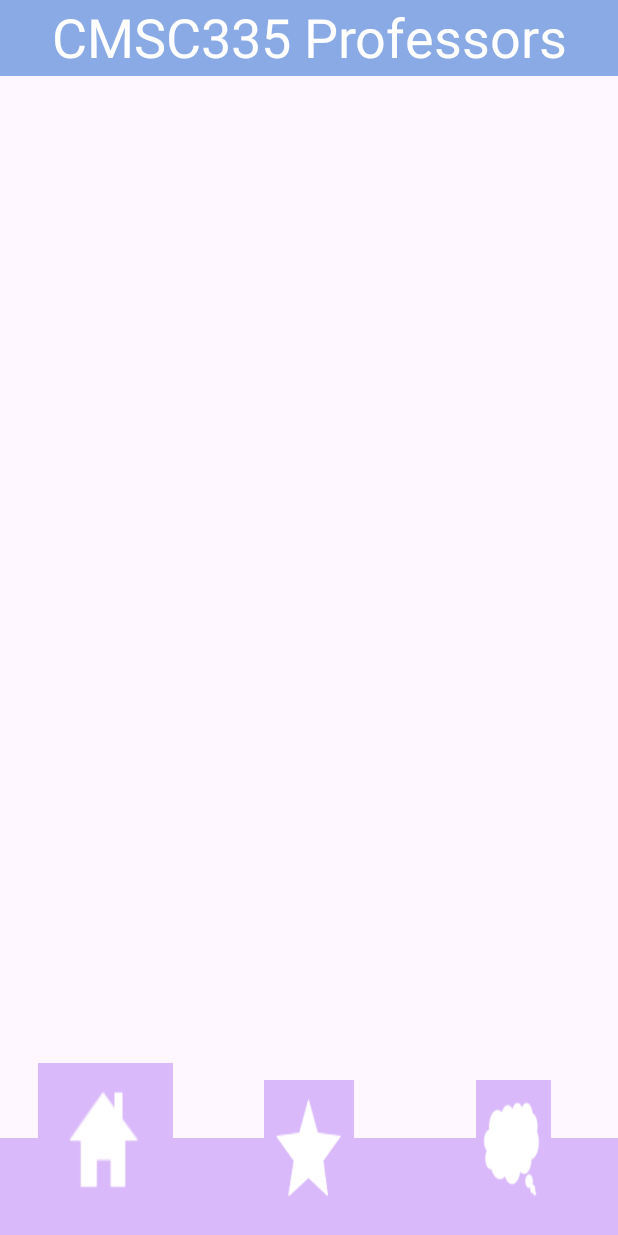
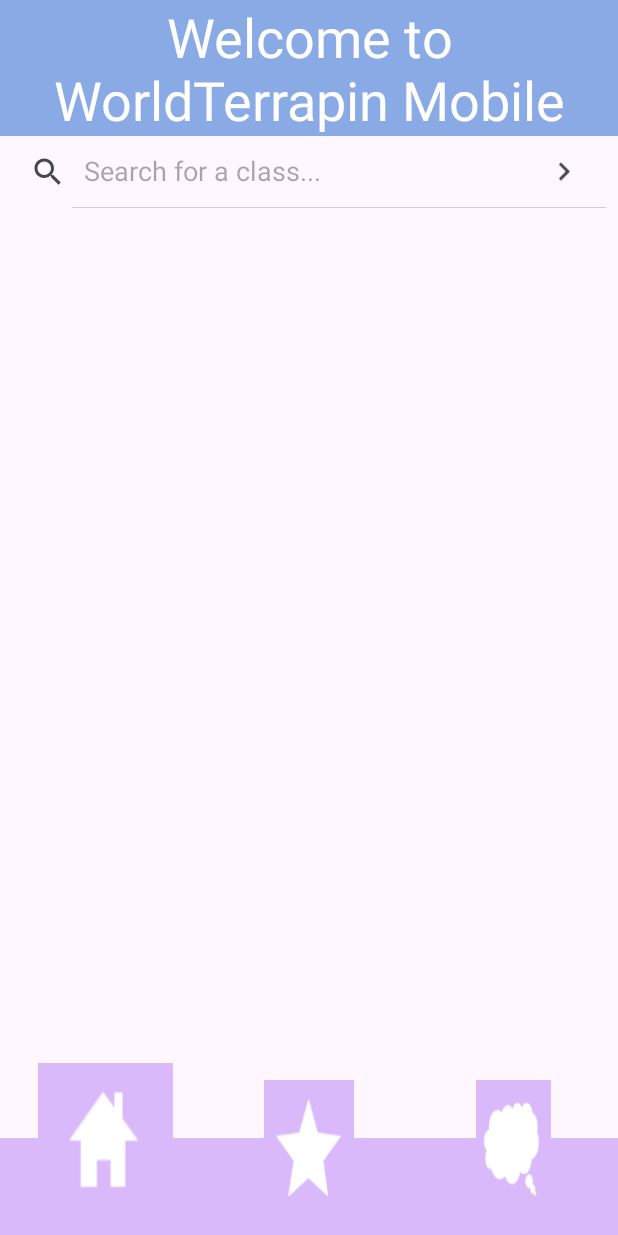
Before and after one commit to evanshaped/FavoriteProfessorApp, an Android app: the screen it shows after launch (SearchActivity before the commit, MainActivity after it), on a phone screen of 412 x 824 dp. Run offline under Robolectric (Android 15) with nearby library versions, the light colour scheme and no system bars; our stand-ins replace Firebase (no records; nobody signed in at launch, a user with empty details on screens opened directly).

Commit message:
add search functionality

```diff
--- a/app/src/main/java/com/example/favoriteprofessorapp/MainActivity.kt
+++ b/app/src/main/java/com/example/favoriteprofessorapp/MainActivity.kt
@@ -7,6 +7,8 @@
 import android.os.Bundle
 import android.util.Log
 import android.view.View
+import android.widget.SearchView
+import com.google.firebase.database.ChildEventListener
 import com.google.firebase.database.DataSnapshot
 import com.google.firebase.database.DatabaseError
 import com.google.firebase.database.DatabaseReference
@@ -19,6 +21,8 @@
     private lateinit var classes_db : DatabaseReference
     private lateinit var professors_db : DatabaseReference
     private lateinit var classes_listener : ClassesListener
+    private lateinit var search_bar_listener : SearchView.OnQueryTextListener
+    private lateinit var search_bar : SearchView
     override fun onCreate(savedInstanceState: Bundle?) {
         super.onCreate(savedInstanceState)
 
@@ -30,14 +34,21 @@
 
         classes_listener = ClassesListener()
         classes_db.addValueEventListener(classes_listener)
+        classes_db.orderByValue()
 
         var professor_listener : ProfessorListener = ProfessorListener()
         professors_db.addValueEventListener(professor_listener)
 
+        search_bar = findViewById(R.id.search_bar)
+        search_bar.isSubmitButtonEnabled = true
+        search_bar_listener = SearchBarListener()
+        search_bar.setOnQueryTextListener(search_bar_listener)
+
+
         professors = Professors()
         favorites = Professors()
 
-        loadSearchResults()
+        //loadSearchResults()
     }
     fun loadSearchResults() {
         var searchIntent : Intent = Intent(this, SearchActivity::class.java)
@@ -46,18 +57,27 @@
 
     inner class ClassesListener : ValueEventListener {
         override fun onDataChange(snapshot: DataSnapshot) {
+            professors = Professors()
             classes_snapshot = snapshot
             var key : String? = snapshot.key
             var valueObject = snapshot.value
             if (valueObject != null) {
                 var value : String = valueObject.toString()
                 var jsonObject : JSONObject = JSONObject(value)
-                var jsonArray : JSONArray = jsonObject.getJSONArray("CMSC320")
-                var professor1 : String = jsonArray.getString(0)
+                try {
+                    var jsonArray : JSONArray = jsonObject.getJSONArray(search_query)
+                    for (i in 0..jsonArray.length() - 1) {
+                        var professor = Professor(jsonArray.getString(i))
+                        professors.addProfessor(professor)
+                    }
+                    Log.w("MainActivity", professors.toString())
+                    loadSearchResults()
+                } catch (e : Exception) {
+                    Log.w("MainActivity", "No value found for " + search_query)
+                }
 
                 // this will eventually be called based on when the user clicks search
                 // but just keeping it here for now to get it to work
-                loadSearchResults()
             } else {
                 Log.w("MainActivity", "No value found")
             }
@@ -65,6 +85,24 @@
 
         override fun onCancelled(error: DatabaseError) {
             Log.w("MainActivity", "reading failure: " + error.message)
+        }
+    }
+
+    inner class SearchBarListener : SearchView.OnQueryTextListener {
+        override fun onQueryTextSubmit(query: String?): Boolean {
+            Log.w("MainActivity", "text submitted")
+            if (!query.equals("Search for a class...") && query != null) {
+                Log.w("MainActivity", "QUERY IS " + query)
+                search_query = query
+                classes_listener.onDataChange(classes_snapshot!!)
+                return true
+            } else {
+                return false
+            }
+        }
+
+        override fun onQueryTextChange(newText: String?): Boolean {
+            return false
         }
     }
 
@@ -108,5 +146,6 @@
         var professors_snapshot : DataSnapshot? = null
         lateinit var professors : Professors
         lateinit var favorites : Professors
+        var search_query : String = "Search for a class..."
     }
 }
--- a/app/src/main/res/layout/activity_main.xml
+++ b/app/src/main/res/layout/activity_main.xml
@@ -1,18 +1,31 @@
 <?xml version="1.0" encoding="utf-8"?>
-<androidx.constraintlayout.widget.ConstraintLayout xmlns:android="http://schemas.android.com/apk/res/android"
-    xmlns:app="http://schemas.android.com/apk/res-auto"
-    xmlns:tools="http://schemas.android.com/tools"
+<RelativeLayout xmlns:android="http://schemas.android.com/apk/res/android"
     android:layout_width="match_parent"
     android:layout_height="match_parent"
-    tools:context=".MainActivity">
+    android:orientation="horizontal">
 
     <TextView
-        android:layout_width="wrap_content"
+        android:layout_width="match_parent"
         android:layout_height="wrap_content"
-        android:text="Hello World!"
-        app:layout_constraintBottom_toBottomOf="parent"
-        app:layout_constraintEnd_toEndOf="parent"
-        app:layout_constraintStart_toStartOf="parent"
-        app:layout_constraintTop_toTopOf="parent" />
+        android:background="@color/blue"
+        android:text="@string/welcome"
+        android:id="@+id/welcome"
+        style="@style/ProfessorTitleLight"
+        android:gravity="center_horizontal"/>
+
+    <SearchView
+        android:layout_width="match_parent"
+        android:layout_height="wrap_content"
+        android:queryHint="@string/search_hint"
+        android:id="@+id/search_bar"
+        android:iconifiedByDefault="false"
+        android:layout_below="@+id/welcome" />
+
+    <TextView
+        android:layout_width="match_parent"
+        android:layout_height="match_parent"
+        />
+
     <include layout="@layout/activity_nav_bar"/>
-</androidx.constraintlayout.widget.ConstraintLayout>
+
+</RelativeLayout>
--- a/app/src/main/res/values/strings.xml
+++ b/app/src/main/res/values/strings.xml
@@ -1,3 +1,5 @@
 <resources>
     <string name="app_name">FavoriteProfessorApp</string>
+    <string name="welcome">Welcome to WorldTerrapin Mobile</string>
+    <string name="search_hint">Search for a class...</string>
 </resources>
```
Also changed, not shown: app/src/main/java/com/example/favoriteprofessorapp/Professors.kt (+8 -0 lines), app/src/main/res/mipmap-hdpi/icon.png (added).
